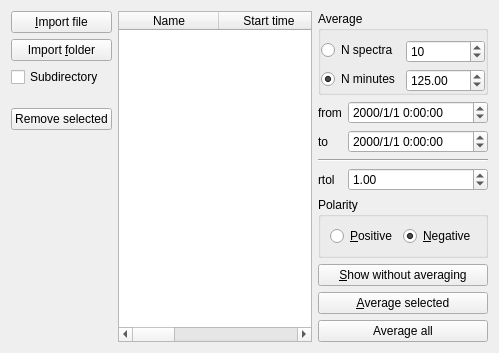
The window that Orbitool/UI/File.ui (l460289052/Orbitool) describes before a commit, drawn with Qt 5.
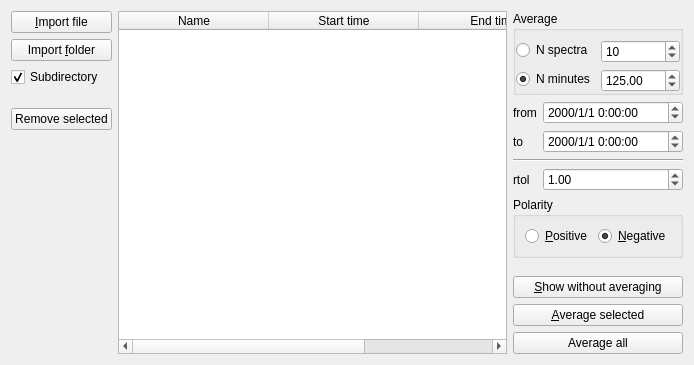
The same window after the commit.

Patch:
```diff
--- a/Orbitool/UI/File.ui
+++ b/Orbitool/UI/File.ui
@@ -6,8 +6,8 @@
    <rect>
     <x>0</x>
     <y>0</y>
-    <width>499</width>
-    <height>319</height>
+    <width>694</width>
+    <height>365</height>
    </rect>
   </property>
   <property name="windowTitle">
@@ -48,7 +48,7 @@
         <string>Subdirectory</string>
        </property>
        <property name="checked">
-        <bool>false</bool>
+        <bool>true</bool>
        </property>
       </widget>
      </item>
@@ -110,11 +110,14 @@
      <property name="textElideMode">
       <enum>Qt::ElideNone</enum>
      </property>
+     <property name="horizontalScrollMode">
+      <enum>QAbstractItemView::ScrollPerPixel</enum>
+     </property>
      <attribute name="horizontalHeaderCascadingSectionResizes">
       <bool>false</bool>
      </attribute>
      <attribute name="horizontalHeaderDefaultSectionSize">
-      <number>100</number>
+      <number>150</number>
      </attribute>
      <attribute name="horizontalHeaderStretchLastSection">
       <bool>true</bool>
```
